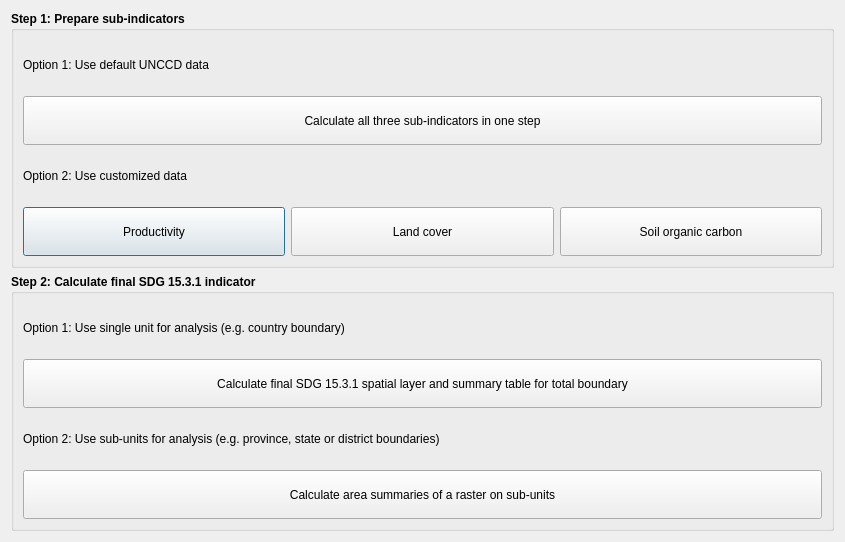
ConservationInternational/trends.earth, file LDMP/gui/DlgCalculateLD.ui: the form before one commit.
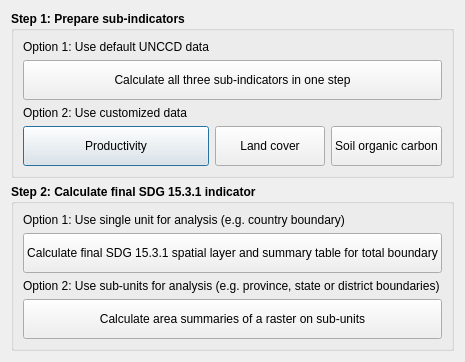
The form after the commit.

Diff of the .ui file:
```diff
--- a/LDMP/gui/DlgCalculateLD.ui
+++ b/LDMP/gui/DlgCalculateLD.ui
@@ -9,12 +9,12 @@
    <rect>
     <x>0</x>
     <y>0</y>
-    <width>845</width>
-    <height>542</height>
+    <width>423</width>
+    <height>342</height>
    </rect>
   </property>
   <property name="sizePolicy">
-   <sizepolicy hsizetype="Expanding" vsizetype="Expanding">
+   <sizepolicy hsizetype="Fixed" vsizetype="Fixed">
     <horstretch>0</horstretch>
     <verstretch>0</verstretch>
    </sizepolicy>
```
